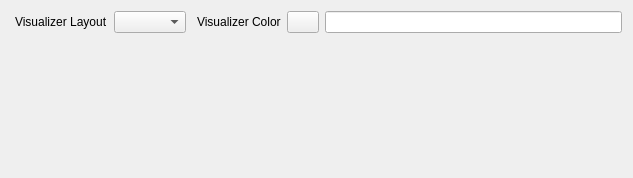
Old version of the form src/components/original.ui in the repository djfun/audio-visualizer-python.
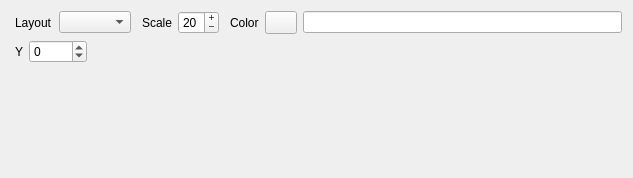
New version of the form.

Commit message: added visualizer options + invalid presets get ignored

```diff
--- a/src/components/original.ui
+++ b/src/components/original.ui
@@ -34,7 +34,7 @@
         </sizepolicy>
        </property>
        <property name="text">
-        <string>Visualizer Layout</string>
+        <string>Layout</string>
        </property>
       </widget>
      </item>
@@ -57,10 +57,46 @@
        </property>
       </spacer>
      </item>
+     <item>
+      <widget class="QLabel" name="label">
+       <property name="text">
+        <string>Scale</string>
+       </property>
+      </widget>
+     </item>
+     <item>
+      <widget class="QSpinBox" name="spinBox_scale">
+       <property name="buttonSymbols">
+        <enum>QAbstractSpinBox::PlusMinus</enum>
+       </property>
+       <property name="minimum">
+        <number>1</number>
+       </property>
+       <property name="value">
+        <number>20</number>
+       </property>
+      </widget>
+     </item>
+     <item>
+      <spacer name="horizontalSpacer">
+       <property name="orientation">
+        <enum>Qt::Horizontal</enum>
+       </property>
+       <property name="sizeType">
+        <enum>QSizePolicy::Fixed</enum>
+       </property>
+       <property name="sizeHint" stdset="0">
+        <size>
+         <width>5</width>
+         <height>20</height>
+        </size>
+       </property>
+      </spacer>
+     </item>
      <item>
       <widget class="QLabel" name="label_visColor">
        <property name="text">
-        <string>Visualizer Color</string>
+        <string>Color</string>
        </property>
       </widget>
      </item>
@@ -88,6 +124,55 @@
      </item>
     </layout>
    </item>
+   <item>
+    <layout class="QHBoxLayout" name="horizontalLayout_10">
+     <property name="leftMargin">
+      <number>4</number>
+     </property>
+     <item>
+      <widget class="QLabel" name="label_2">
+       <property name="text">
+        <string>Y</string>
+       </property>
+      </widget>
+     </item>
+     <item>
+      <widget class="QSpinBox" name="spinBox_y">
+       <property name="buttonSymbols">
+        <enum>QAbstractSpinBox::UpDownArrows</enum>
+       </property>
+       <property name="minimum">
+        <number>-5000</number>
+       </property>
+       <property name="maximum">
+        <number>5000</number>
+       </property>
+       <property name="singleStep">
+        <number>10</number>
+       </property>
+       <property name="value">
+        <number>0</number>
+       </property>
+      </widget>
+     </item>
+     <item>
+      <spacer name="horizontalSpacer_2">
+       <property name="orientation">
+        <enum>Qt::Horizontal</enum>
+       </property>
+       <property name="sizeType">
+        <enum>QSizePolicy::Expanding</enum>
+       </property>
+       <property name="sizeHint" stdset="0">
+        <size>
+         <width>5</width>
+         <height>20</height>
+        </size>
+       </property>
+      </spacer>
+     </item>
+    </layout>
+   </item>
    <item>
     <spacer name="verticalSpacer">
      <property name="orientation">
```
The commit also changes 4 other files.
